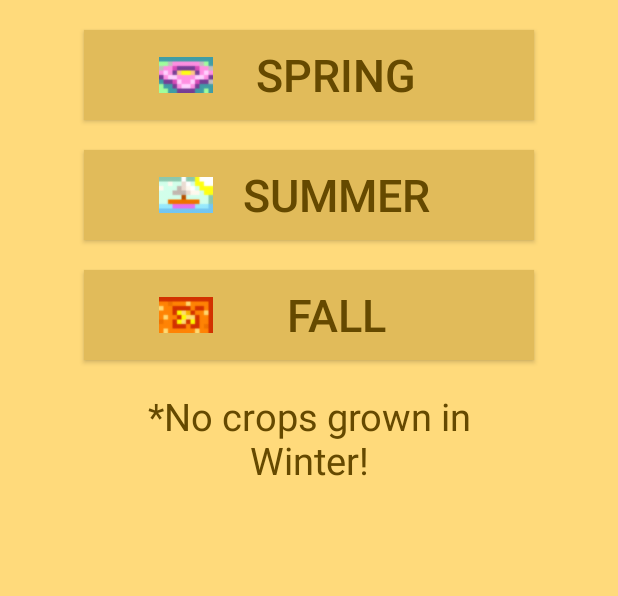
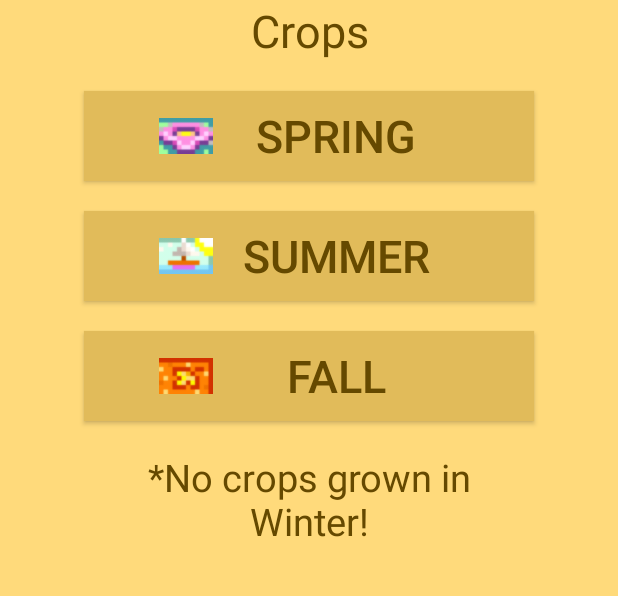
Before and after one commit to gabriellekaye/stardew-guide, an Android app: the CropsSeasonListActivity screen opened directly, with no data from a screen before it, on a phone screen of 412 x 824 dp, the part 414-1010 px from its top. Run offline under Robolectric (Android 15) with nearby library versions, the phone set to English and light mode, and no system bars.

Commit message:
minior edit in seasonal list UI

```diff
--- a/app/src/main/res/layout/activity_crops_season_list.xml
+++ b/app/src/main/res/layout/activity_crops_season_list.xml
@@ -19,6 +19,20 @@
         app:layout_constraintBaseline_toTopOf="parent"
         />
 
+    <TextView
+        android:id="@+id/pg_name"
+        android:layout_width="300dp"
+        android:layout_height="wrap_content"
+        android:text="Crops"
+        android:textSize="30sp"
+        android:textAlignment="center"
+        android:textColor="@color/txt_color"
+        android:gravity="center"
+        app:layout_constraintLeft_toLeftOf="parent"
+        app:layout_constraintRight_toRightOf="parent"
+        app:layout_constraintTop_toBottomOf="@id/logo"
+        />
+
     <androidx.appcompat.widget.AppCompatButton
         android:id="@+id/spring"
         android:layout_width="300dp"
@@ -33,7 +47,7 @@
         android:background="@color/btn_color"
         app:layout_constraintLeft_toLeftOf="parent"
         app:layout_constraintRight_toRightOf="parent"
-        app:layout_constraintTop_toBottomOf="@id/logo" />
+        app:layout_constraintTop_toBottomOf="@id/pg_name" />
 
     <androidx.appcompat.widget.AppCompatButton
         android:id="@+id/summer"
--- a/app/src/main/res/layout/activity_forageable_season_list.xml
+++ b/app/src/main/res/layout/activity_forageable_season_list.xml
@@ -22,7 +22,7 @@
     <TextView
         android:id="@+id/pg_name"
         android:layout_width="300dp"
-        android:layout_height="60dp"
+        android:layout_height="wrap_content"
         android:text="Forageable Goods"
         android:textSize="30sp"
         android:textAlignment="center"
--- a/app/src/main/res/layout/activity_list_items.xml
+++ b/app/src/main/res/layout/activity_list_items.xml
@@ -19,12 +19,11 @@
 
     <TextView
         android:id="@+id/season_text"
-        android:layout_width="300dp"
+        android:layout_width="wrap_content"
         android:layout_height="wrap_content"
         android:textSize="25sp"
         android:textAllCaps="true"
         android:textAlignment="center"
-        android:layout_margin="5dp"
         app:layout_constraintLeft_toLeftOf="parent"
         app:layout_constraintRight_toRightOf="parent"
         app:layout_constraintTop_toBottomOf="@id/logo" />
```
